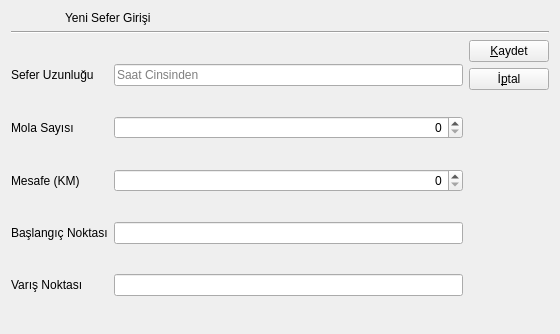
Above: Formlar/VeriFormlari/seferverigirisformu.ui from emirkyz/OtobusBilgiSistemi before the change. Below: the same form after it.
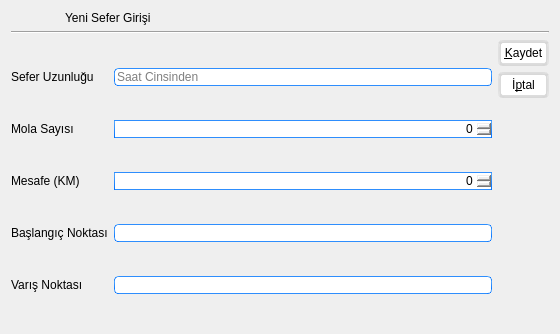
That is the form after the change. Icons and pictures are not drawn.

Diff of the .ui file:
```diff
--- a/Formlar/VeriFormlari/seferverigirisformu.ui
+++ b/Formlar/VeriFormlari/seferverigirisformu.ui
@@ -49,7 +49,568 @@
 QPlainTextEdit {
 	font: 12pt &quot;Roboto&quot;;
 }
-</string>
+QLineEdit {
+	font: 12pt &quot;Roboto&quot;;
+}
+QSpinBox {
+	font: 12pt &quot;Roboto&quot;;
+}
+
+QPlainTextEdit {
+	font: 12pt &quot;Roboto&quot;;
+}
+QMainWindow {
+	background-color:#ececec;
+}
+QTextEdit {
+	border-width: 1px;
+	border-style: solid;
+	border-color: qlineargradient(spread:pad, x1:0.5, y1:1, x2:0.5, y2:0, stop:0 rgba(0, 113, 255, 255), stop:1 rgba(91, 171, 252, 255));
+}
+QPlainTextEdit {
+	border-width: 1px;
+	border-style: solid;
+	border-color: qlineargradient(spread:pad, x1:0.5, y1:1, x2:0.5, y2:0, stop:0 rgba(0, 113, 255, 255), stop:1 rgba(91, 171, 252, 255));
+}
+QToolButton {
+	border-style: solid;
+	border-top-color: qlineargradient(spread:pad, x1:0.5, y1:1, x2:0.5, y2:0, stop:0 rgb(215, 215, 215), stop:1 rgb(222, 222, 222));
+	border-right-color: qlineargradient(spread:pad, x1:0, y1:0.5, x2:1, y2:0.5, stop:0 rgb(217, 217, 217), stop:1 rgb(227, 227, 227));
+	border-left-color: qlineargradient(spread:pad, x1:0, y1:0.5, x2:1, y2:0.5, stop:0 rgb(227, 227, 227), stop:1 rgb(217, 217, 217));
+	border-bottom-color: qlineargradient(spread:pad, x1:0.5, y1:1, x2:0.5, y2:0, stop:0 rgb(215, 215, 215), stop:1 rgb(222, 222, 222));
+	border-width: 1px;
+	border-radius: 5px;
+	color: rgb(0,0,0);
+	padding: 2px;
+	background-color: rgb(170,170,170);
+}
+QToolButton:hover{
+	border-style: solid;
+	border-top-color: qlineargradient(spread:pad, x1:0.5, y1:1, x2:0.5, y2:0, stop:0 rgb(195, 195, 195), stop:1 rgb(222, 222, 222));
+	border-right-color: qlineargradient(spread:pad, x1:0, y1:0.5, x2:1, y2:0.5, stop:0 rgb(197, 197, 197), stop:1 rgb(227, 227, 227));
+	border-left-color: qlineargradient(spread:pad, x1:0, y1:0.5, x2:1, y2:0.5, stop:0 rgb(227, 227, 227), stop:1 rgb(197, 197, 197));
+	border-bottom-color: qlineargradient(spread:pad, x1:0.5, y1:1, x2:0.5, y2:0, stop:0 rgb(195, 195, 195), stop:1 rgb(222, 222, 222));
+	border-width: 1px;
+	border-radius: 5px;
+	color: rgb(0,0,0);
+	padding: 2px;
+	background-color: rgb(255,255,255);
+}
+QToolButton:pressed{
+	border-style: solid;
+	border-top-color: qlineargradient(spread:pad, x1:0.5, y1:1, x2:0.5, y2:0, stop:0 rgb(215, 215, 215), stop:1 rgb(222, 222, 222));
+	border-right-color: qlineargradient(spread:pad, x1:0, y1:0.5, x2:1, y2:0.5, stop:0 rgb(217, 217, 217), stop:1 rgb(227, 227, 227));
+	border-left-color: qlineargradient(spread:pad, x1:0, y1:0.5, x2:1, y2:0.5, stop:0 rgb(227, 227, 227), stop:1 rgb(217, 217, 217));
+	border-bottom-color: qlineargradient(spread:pad, x1:0.5, y1:1, x2:0.5, y2:0, stop:0 rgb(215, 215, 215), stop:1 rgb(222, 222, 222));
+	border-width: 1px;
+	border-radius: 5px;
+	color: rgb(0,0,0);
+	padding: 2px;
+	background-color: rgb(142,142,142);
+}
+QPushButton{
+	border-style: solid;
+	border-top-color: qlineargradient(spread:pad, x1:0.5, y1:1, x2:0.5, y2:0, stop:0 rgb(215, 215, 215), stop:1 rgb(222, 222, 222));
+	border-right-color: qlineargradient(spread:pad, x1:0, y1:0.5, x2:1, y2:0.5, stop:0 rgb(217, 217, 217), stop:1 rgb(227, 227, 227));
+	border-left-color: qlineargradient(spread:pad, x1:0, y1:0.5, x2:1, y2:0.5, stop:0 rgb(227, 227, 227), stop:1 rgb(217, 217, 217));
+	border-bottom-color: qlineargradient(spread:pad, x1:0.5, y1:1, x2:0.5, y2:0, stop:0 rgb(215, 215, 215), stop:1 rgb(222, 222, 222));
+	border-width: 3px;
+	border-radius: 5px;
+	color: rgb(0,0,0);
+	padding: 3px;
+	background-color: rgb(255,255,255);
+}
+QPushButton::default{
+	border-style: solid;
+	border-top-color: qlineargradient(spread:pad, x1:0.5, y1:1, x2:0.5, y2:0, stop:0 rgb(215, 215, 215), stop:1 rgb(222, 222, 222));
+	border-right-color: qlineargradient(spread:pad, x1:0, y1:0.5, x2:1, y2:0.5, stop:0 rgb(217, 217, 217), stop:1 rgb(227, 227, 227));
+	border-left-color: qlineargradient(spread:pad, x1:0, y1:0.5, x2:1, y2:0.5, stop:0 rgb(227, 227, 227), stop:1 rgb(217, 217, 217));
+	border-bottom-color: qlineargradient(spread:pad, x1:0.5, y1:1, x2:0.5, y2:0, stop:0 rgb(215, 215, 215), stop:1 rgb(222, 222, 222));
+	border-width: 3px;
+	border-radius: 5px;
+	color: rgb(0,0,0);
+	padding: 3px;
+	background-color: rgb(255,255,255);
+}
+QPushButton:hover{
+	border-style: solid;
+	border-top-color: qlineargradient(spread:pad, x1:0.5, y1:1, x2:0.5, y2:0, stop:0 rgb(195, 195, 195), stop:1 rgb(222, 222, 222));
+	border-right-color: qlineargradient(spread:pad, x1:0, y1:0.5, x2:1, y2:0.5, stop:0 rgb(197, 197, 197), stop:1 rgb(227, 227, 227));
+	border-left-color: qlineargradient(spread:pad, x1:0, y1:0.5, x2:1, y2:0.5, stop:0 rgb(227, 227, 227), stop:1 rgb(197, 197, 197));
+	border-bottom-color: qlineargradient(spread:pad, x1:0.5, y1:1, x2:0.5, y2:0, stop:0 rgb(195, 195, 195), stop:1 rgb(222, 222, 222));
+	border-width: 1px;
+	border-radius: 5px;
+	color: rgb(0,0,0);
+	padding: 2px;
+	background-color: rgb(255,255,255);
+}
+QPushButton:pressed{
+	border-style: solid;
+	border-top-color: qlineargradient(spread:pad, x1:0.5, y1:1, x2:0.5, y2:0, stop:0 rgb(215, 215, 215), stop:1 rgb(222, 222, 222));
+	border-right-color: qlineargradient(spread:pad, x1:0, y1:0.5, x2:1, y2:0.5, stop:0 rgb(217, 217, 217), stop:1 rgb(227, 227, 227));
+	border-left-color: qlineargradient(spread:pad, x1:0, y1:0.5, x2:1, y2:0.5, stop:0 rgb(227, 227, 227), stop:1 rgb(217, 217, 217));
+	border-bottom-color: qlineargradient(spread:pad, x1:0.5, y1:1, x2:0.5, y2:0, stop:0 rgb(215, 215, 215), stop:1 rgb(222, 222, 222));
+	border-width: 1px;
+	border-radius: 5px;
+	color: rgb(0,0,0);
+	padding: 2px;
+	background-color: rgb(142,142,142);
+}
+QPushButton:disabled{
+	border-style: solid;
+	border-top-color: qlineargradient(spread:pad, x1:0.5, y1:1, x2:0.5, y2:0, stop:0 rgb(215, 215, 215), stop:1 rgb(222, 222, 222));
+	border-right-color: qlineargradient(spread:pad, x1:0, y1:0.5, x2:1, y2:0.5, stop:0 rgb(217, 217, 217), stop:1 rgb(227, 227, 227));
+	border-left-color: qlineargradient(spread:pad, x1:0, y1:0.5, x2:1, y2:0.5, stop:0 rgb(227, 227, 227), stop:1 rgb(217, 217, 217));
+	border-bottom-color: qlineargradient(spread:pad, x1:0.5, y1:1, x2:0.5, y2:0, stop:0 rgb(215, 215, 215), stop:1 rgb(222, 222, 222));
+	border-width: 1px;
+	border-radius: 5px;
+	color: #808086;
+	padding: 2px;
+	background-color: rgb(142,142,142);
+}
+QLineEdit {
+	border-width: 1px; border-radius: 4px;
+	border-style: solid;
+	border-color: qlineargradient(spread:pad, x1:0.5, y1:1, x2:0.5, y2:0, stop:0 rgba(0, 113, 255, 255), stop:1 rgba(91, 171, 252, 255));
+}
+QLabel {
+	color: #000000;
+}
+QLCDNumber {
+	color: rgb(0, 113, 255, 255);
+}
+QProgressBar {
+	text-align: center;
+	color: rgb(240, 240, 240);
+	border-width: 1px; 
+	border-radius: 10px;
+	border-color: rgb(230, 230, 230);
+	
+	background-color:rgb(207,207,207);
+}
+QProgressBar::chunk {
+	background-color: qlineargradient(spread:pad, x1:0.5, y1:1, x2:0.5, y2:0, stop:0 rgba(49, 147, 250, 255), stop:1 rgba(34, 142, 255, 255));
+	border-radius: 10px;
+}
+QMenuBar {
+	background-color: qlineargradient(spread:pad, x1:0.5, y1:1, x2:0.5, y2:0, stop:0 rgba(207, 209, 207, 255), stop:1 rgba(230, 229, 230, 255));
+}
+QMenuBar::item {
+	color: #000000;
+  	spacing: 3px;
+  	padding: 1px 4px;
+	
+}
+
+QMenuBar::item:selected {
+  	background-color: qlineargradient(spread:pad, x1:0.5, y1:1, x2:0.5, y2:0, stop:0 rgba(0, 113, 255, 255), stop:1 rgba(91, 171, 252, 255));
+	color: #FFFFFF;
+}
+QMenu::item:selected {
+	border-style: solid;
+	border-top-color: transparent;
+	border-right-color: transparent;
+	border-left-color: qlineargradient(spread:pad, x1:0.5, y1:1, x2:0.5, y2:0, stop:0 rgba(0, 113, 255, 255), stop:1 rgba(91, 171, 252, 255));
+	border-bottom-color: transparent;
+	border-left-width: 2px;
+	color: #000000;
+	padding-left:15px;
+	padding-top:4px;
+	padding-bottom:4px;
+	padding-right:7px;
+}
+QMenu::item {
+	border-style: solid;
+	border-top-color: transparent;
+	border-right-color: transparent;
+	border-left-color: transparent;
+	border-bottom-color: transparent;
+	border-bottom-width: 1px;
+	color: #000000;
+	padding-left:17px;
+	padding-top:4px;
+	padding-bottom:4px;
+	padding-right:7px;
+}
+QTabWidget {
+	color:rgb(0,0,0);
+	background-color:#000000;
+}
+QTabWidget::pane {
+		border-color: rgb(223,223,223);
+		background-color:rgb(226,226,226);
+		border-style: solid;
+		border-width: 2px;
+    	border-radius: 6px;
+}
+QTabBar::tab:first {
+	border-style: solid;
+	border-left-width:1px;
+	border-right-width:0px;
+	border-top-width:1px;
+	border-bottom-width:1px;
+	border-top-color: rgb(209,209,209);
+	border-left-color: qlineargradient(spread:pad, x1:0.5, y1:1, x2:0.5, y2:0, stop:0 rgba(209, 209, 209, 209), stop:1 rgba(229, 229, 229, 229));
+	border-bottom-color: rgb(229,229,229);
+	border-top-left-radius: 4px;
+	border-bottom-left-radius: 4px;
+	color: #000000;
+	padding: 3px;
+	margin-left:0px;
+	background-color: qlineargradient(spread:pad, x1:0.5, y1:1, x2:0.5, y2:0, stop:0 rgba(247, 247, 247, 255), stop:1 rgba(255, 255, 255, 255));
+}
+QTabBar::tab:last {
+	border-style: solid;
+	border-width:1px;
+	border-top-color: rgb(209,209,209);
+	border-left-color: qlineargradient(spread:pad, x1:0.5, y1:1, x2:0.5, y2:0, stop:0 rgba(209, 209, 209, 209), stop:1 rgba(229, 229, 229, 229));
+	border-right-color: qlineargradient(spread:pad, x1:0.5, y1:1, x2:0.5, y2:0, stop:0 rgba(209, 209, 209, 209), stop:1 rgba(229, 229, 229, 229));
+	border-bottom-color: rgb(229,229,229);
+	border-top-right-radius: 4px;
+	border-bottom-right-radius: 4px;
+	color: #000000;
+	padding: 3px;
+	margin-left:0px;
+	background-color: qlineargradient(spread:pad, x1:0.5, y1:1, x2:0.5, y2:0, stop:0 rgba(247, 247, 247, 255), stop:1 rgba(255, 255, 255, 255));
+}
+QTabBar::tab {
+	border-style: solid;
+	border-top-width:1px;
+	border-bottom-width:1px;
+	border-left-width:1px;
+	border-top-color: rgb(209,209,209);
+	border-left-color: qlineargradient(spread:pad, x1:0.5, y1:1, x2:0.5, y2:0, stop:0 rgba(209, 209, 209, 209), stop:1 rgba(229, 229, 229, 229));
+	border-bottom-color: rgb(229,229,229);
+	color: #000000;
+	padding: 3px;
+	margin-left:0px;
+	background-color: qlineargradient(spread:pad, x1:0.5, y1:1, x2:0.5, y2:0, stop:0 rgba(247, 247, 247, 255), stop:1 rgba(255, 255, 255, 255));
+}
+QTabBar::tab:selected, QTabBar::tab:last:selected, QTabBar::tab:hover {
+  	border-style: solid;
+  	border-left-width:1px;
+	border-right-color: transparent;
+	border-top-color: rgb(209,209,209);
+	border-left-color: qlineargradient(spread:pad, x1:0.5, y1:1, x2:0.5, y2:0, stop:0 rgba(209, 209, 209, 209), stop:1 rgba(229, 229, 229, 229));
+	border-bottom-color: rgb(229,229,229);
+	color: #FFFFFF;
+	padding: 3px;
+	margin-left:0px;
+	background-color: qlineargradient(spread:pad, x1:0.5, y1:1, x2:0.5, y2:0, stop:0 rgba(0, 113, 255, 255), stop:1 rgba(91, 171, 252, 255));
+}
+
+QTabBar::tab:selected, QTabBar::tab:first:selected, QTabBar::tab:hover {
+  	border-style: solid;
+  	border-left-width:1px;
+  	border-bottom-width:1px;
+  	border-top-width:1px;
+	border-right-color: transparent;
+	border-top-color: rgb(209,209,209);
+	border-left-color: qlineargradient(spread:pad, x1:0.5, y1:1, x2:0.5, y2:0, stop:0 rgba(209, 209, 209, 209), stop:1 rgba(229, 229, 229, 229));
+	border-bottom-color: rgb(229,229,229);
+	color: #FFFFFF;
+	padding: 3px;
+	margin-left:0px;
+	background-color: qlineargradient(spread:pad, x1:0.5, y1:1, x2:0.5, y2:0, stop:0 rgba(0, 113, 255, 255), stop:1 rgba(91, 171, 252, 255));
+}
+
+QCheckBox {
+	color: #000000;
+	padding: 2px;
+}
+QCheckBox:disabled {
+	color: #808086;
+	padding: 2px;
+}
+
+QCheckBox:hover {
+	border-radius:4px;
+	border-style:solid;
+	padding-left: 1px;
+	padding-right: 1px;
+	padding-bottom: 1px;
+	padding-top: 1px;
+	border-width:1px;
+	border-color: transparent;
+}
+QCheckBox::indicator:checked {
+
+	height: 10px;
+	width: 10px;
+	border-style:solid;
+	border-width: 1px;
+	border-color: qlineargradient(spread:pad, x1:0.5, y1:1, x2:0.5, y2:0, stop:0 rgba(0, 113, 255, 255), stop:1 rgba(91, 171, 252, 255));
+	color: #000000;
+	background-color: qlineargradient(spread:pad, x1:0.5, y1:1, x2:0.5, y2:0, stop:0 rgba(0, 113, 255, 255), stop:1 rgba(91, 171, 252, 255));
+}
+QCheckBox::indicator:unchecked {
+
+	height: 10px;
+	width: 10px;
+	border-style:solid;
+	border-width: 1px;
+	border-color: qlineargradient(spread:pad, x1:0.5, y1:1, x2:0.5, y2:0, stop:0 rgba(0, 113, 255, 255), stop:1 rgba(91, 171, 252, 255));
+	color: #000000;
+}
+QRadioButton {
+	color: 000000;
+	padding: 1px;
+}
+QRadioButton::indicator:checked {
+	height: 10px;
+	width: 10px;
+	border-style:solid;
+	border-radius:5px;
+	border-width: 1px;
+	border-color: qlineargradient(spread:pad, x1:0.5, y1:1, x2:0.5, y2:0, stop:0 rgba(0, 113, 255, 255), stop:1 rgba(91, 171, 252, 255));
+	color: #a9b7c6;
+	background-color: qlineargradient(spread:pad, x1:0.5, y1:1, x2:0.5, y2:0, stop:0 rgba(0, 113, 255, 255), stop:1 rgba(91, 171, 252, 255));
+}
+QRadioButton::indicator:!checked {
+	height: 10px;
+	width: 10px;
+	border-style:solid;
+	border-radius:5px;
+	border-width: 1px;
+	border-color: qlineargradient(spread:pad, x1:0.5, y1:1, x2:0.5, y2:0, stop:0 rgba(0, 113, 255, 255), stop:1 rgba(91, 171, 252, 255));
+	color: #a9b7c6;
+	background-color: transparent;
+}
+QStatusBar {
+	color:#027f7f;
+}
+QSpinBox {
+	border-style: solid;
+	border-width: 1px;
+	border-color: qlineargradient(spread:pad, x1:0.5, y1:1, x2:0.5, y2:0, stop:0 rgba(0, 113, 255, 255), stop:1 rgba(91, 171, 252, 255));
+}
+QDoubleSpinBox {
+	border-style: solid;
+	border-width: 1px;
+	border-color: qlineargradient(spread:pad, x1:0.5, y1:1, x2:0.5, y2:0, stop:0 rgba(0, 113, 255, 255), stop:1 rgba(91, 171, 252, 255));
+}
+QTimeEdit {
+	border-style: solid;
+	border-width: 1px;
+	border-color: qlineargradient(spread:pad, x1:0.5, y1:1, x2:0.5, y2:0, stop:0 rgba(0, 113, 255, 255), stop:1 rgba(91, 171, 252, 255));
+}
+QDateTimeEdit {
+	border-style: solid;
+	border-width: 1px;
+	border-color: qlineargradient(spread:pad, x1:0.5, y1:1, x2:0.5, y2:0, stop:0 rgba(0, 113, 255, 255), stop:1 rgba(91, 171, 252, 255));
+}
+QDateEdit {
+	border-style: solid;
+	border-width: 1px;
+	border-color: qlineargradient(spread:pad, x1:0.5, y1:1, x2:0.5, y2:0, stop:0 rgba(0, 113, 255, 255), stop:1 rgba(91, 171, 252, 255));
+}
+
+QToolBox {
+	color: #a9b7c6;
+	background-color:#000000;
+}
+QToolBox::tab {
+	color: #a9b7c6;
+	background-color:#000000;
+}
+QToolBox::tab:selected {
+	color: #FFFFFF;
+	background-color:#000000;
+}
+QScrollArea {
+	color: #FFFFFF;
+	background-color:#000000;
+}
+QSlider::groove:horizontal {
+	height: 5px;
+	background-color: qlineargradient(spread:pad, x1:0.5, y1:1, x2:0.5, y2:0, stop:0 rgba(49, 147, 250, 255), stop:1 rgba(34, 142, 255, 255));
+}
+QSlider::groove:vertical {
+	width: 5px;
+	background-color: qlineargradient(spread:pad, x1:0.5, y1:1, x2:0.5, y2:0, stop:0 rgba(49, 147, 250, 255), stop:1 rgba(34, 142, 255, 255));
+}
+QSlider::handle:horizontal {
+	background: rgb(253,253,253);
+	border-style: solid;
+	border-width: 1px;
+	border-color: rgb(207,207,207);
+	width: 12px;
+	margin: -5px 0;
+	border-radius: 7px;
+}
+QSlider::handle:vertical {
+	background: rgb(253,253,253);
+	border-style: solid;
+	border-width: 1px;
+	border-color: rgb(207,207,207);
+	height: 12px;
+	margin: 0 -5px;
+	border-radius: 7px;
+}
+QSlider::add-page:horizontal {
+    background: rgb(181,181,181);
+}
+QSlider::add-page:vertical {
+    background: rgb(181,181,181);
+}
+QSlider::sub-page:horizontal {
+    background-color: qlineargradient(spread:pad, x1:0.5, y1:1, x2:0.5, y2:0, stop:0 rgba(49, 147, 250, 255), stop:1 rgba(34, 142, 255, 255));
+}
+QSlider::sub-page:vertical {
+    background-color: qlineargradient(spread:pad, y1:0.5, x1:1, y2:0.5, x2:0, stop:0 rgba(49, 147, 250, 255), stop:1 rgba(34, 142, 255, 255));
+}
+QScrollBar:horizontal {
+	max-height: 20px;
+	border: 1px transparent grey;
+	margin: 0px 20px 0px 20px;
+}
+QScrollBar:vertical {
+	max-width: 20px;
+	border: 1px transparent grey;
+	margin: 20px 0px 20px 0px;
+}
+QScrollBar::handle:horizontal {
+	background: rgb(253,253,253);
+	border-style: solid;
+	border-width: 1px;
+	border-color: rgb(207,207,207);
+	border-radius: 7px;
+	min-width: 25px;
+}
+QScrollBar::handle:horizontal:hover {
+	background: rgb(253,253,253);
+	border-style: solid;
+	border-width: 1px;
+	border-color: rgb(147, 200, 200);
+	border-radius: 7px;
+	min-width: 25px;
+}
+QScrollBar::handle:vertical {
+	background: rgb(253,253,253);
+	border-style: solid;
+	border-width: 1px;
+	border-color: rgb(207,207,207);
+	border-radius: 7px;
+	min-height: 25px;
+}
+QScrollBar::handle:vertical:hover {
+	background: rgb(253,253,253);
+	border-style: solid;
+	border-width: 1px;
+	border-color: rgb(147, 200, 200);
+	border-radius: 7px;
+	min-height: 25px;
+}
+QScrollBar::add-line:horizontal {
+   border: 2px transparent grey;
+   border-top-right-radius: 7px;
+   border-bottom-right-radius: 7px;
+   background: rgba(34, 142, 255, 255);
+   width: 20px;
+   subcontrol-position: right;
+   subcontrol-origin: margin;
+}
+QScrollBar::add-line:horizontal:pressed {
+   border: 2px transparent grey;
+   border-top-right-radius: 7px;
+   border-bottom-right-radius: 7px;
+   background: rgb(181,181,181);
+   width: 20px;
+   subcontrol-position: right;
+   subcontrol-origin: margin;
+}
+QScrollBar::add-line:vertical {
+   border: 2px transparent grey;
+   border-bottom-left-radius: 7px;
+   border-bottom-right-radius: 7px;
+   background: rgba(34, 142, 255, 255);
+   height: 20px;
+   subcontrol-position: bottom;
+   subcontrol-origin: margin;
+}
+QScrollBar::add-line:vertical:pressed {
+   border: 2px transparent grey;
+   border-bottom-left-radius: 7px;
+   border-bottom-right-radius: 7px;
+   background: rgb(181,181,181);
+   height: 20px;
+   subcontrol-position: bottom;
+   subcontrol-origin: margin;
+}
+QScrollBar::sub-line:horizontal {
+   border: 2px transparent grey;
+   border-top-left-radius: 7px;
+   border-bottom-left-radius: 7px;
+   background: rgba(34, 142, 255, 255);
+   width: 20px;
+   subcontrol-position: left;
+   subcontrol-origin: margin;
+}
+QScrollBar::sub-line:horizontal:pressed {
+   border: 2px transparent grey;
+   border-top-left-radius: 7px;
+   border-bottom-left-radius: 7px;
+   background: rgb(181,181,181);
+   width: 20px;
+   subcontrol-position: left;
+   subcontrol-origin: margin;
+}
+QScrollBar::sub-line:vertical {
+   border: 2px transparent grey;
+   border-top-left-radius: 7px;
+   border-top-right-radius: 7px;
+   background: rgba(34, 142, 255, 255);
+   height: 20px;
+   subcontrol-position: top;
+   subcontrol-origin: margin;
+}
+QScrollBar::sub-line:vertical:pressed {
+   border: 2px transparent grey;
+   border-top-left-radius: 7px;
+   border-top-right-radius: 7px;
+   background: rgb(181,181,181);
+   height: 20px;
+   subcontrol-position: top;
+   subcontrol-origin: margin;
+}
+QScrollBar::left-arrow:horizontal {
+   border: 1px transparent grey;
+   border-top-left-radius: 3px;
+   border-bottom-left-radius: 3px;
+   width: 6px;
+   height: 6px;
+   background: white;
+}
+QScrollBar::right-arrow:horizontal {
+   border: 1px transparent grey;
+   border-top-right-radius: 3px;
+   border-bottom-right-radius: 3px;
+   width: 6px;
+   height: 6px;
+   background: white;
+}
+QScrollBar::up-arrow:vertical {
+   border: 1px transparent grey;
+   border-top-left-radius: 3px;
+   border-top-right-radius: 3px;
+   width: 6px;
+   height: 6px;
+   background: white;
+}
+QScrollBar::down-arrow:vertical {
+   border: 1px transparent grey;
+   border-bottom-left-radius: 3px;
+   border-bottom-right-radius: 3px;
+   width: 6px;
+   height: 6px;
+   background: white;
+}
+QScrollBar::add-page:horizontal, QScrollBar::sub-page:horizontal {
+   background: none;
+}
+QScrollBar::add-page:vertical, QScrollBar::sub-page:vertical {
+   background: none;
+}</string>
   </property>
   <layout class="QGridLayout" name="gridLayout_2">
    <item row="2" column="0">
```
